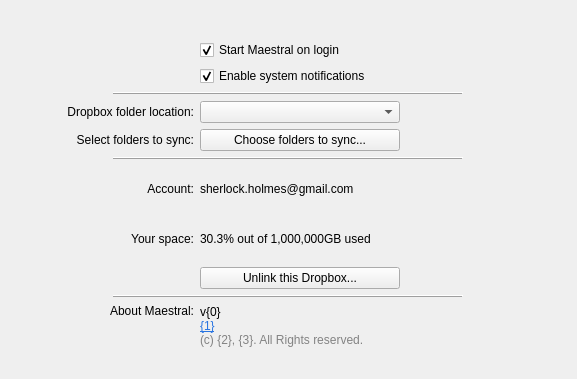
First picture: the form in maestral/gui/settings.ui, repository samschott/maestral, before the edit.
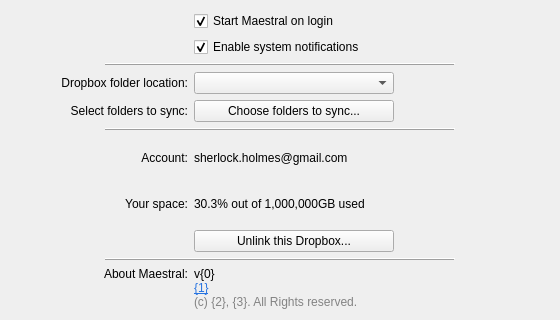
Second picture: the form after the edit.

Diff of the .ui file:
```diff
--- a/maestral/gui/settings.ui
+++ b/maestral/gui/settings.ui
@@ -6,20 +6,14 @@
    <rect>
     <x>0</x>
     <y>0</y>
-    <width>577</width>
-    <height>379</height>
+    <width>560</width>
+    <height>320</height>
    </rect>
   </property>
   <property name="windowTitle">
    <string>Maestral Settings</string>
   </property>
   <layout class="QGridLayout" name="gridLayout" columnstretch="1,2">
-   <property name="topMargin">
-    <number>40</number>
-   </property>
-   <property name="bottomMargin">
-    <number>30</number>
-   </property>
    <item row="7" column="0" colspan="2" alignment="Qt::AlignHCenter">
     <widget class="Line" name="line">
      <property name="minimumSize">
```
